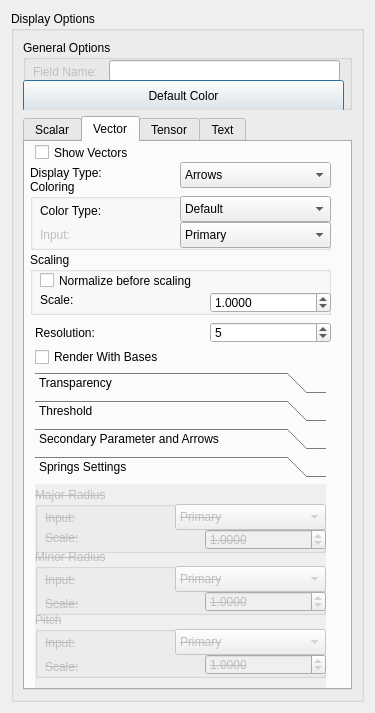
SCIInstitute/SCIRun, file src/Interface/Modules/Visualization/ShowFieldGlyphs.ui: the form before one commit.
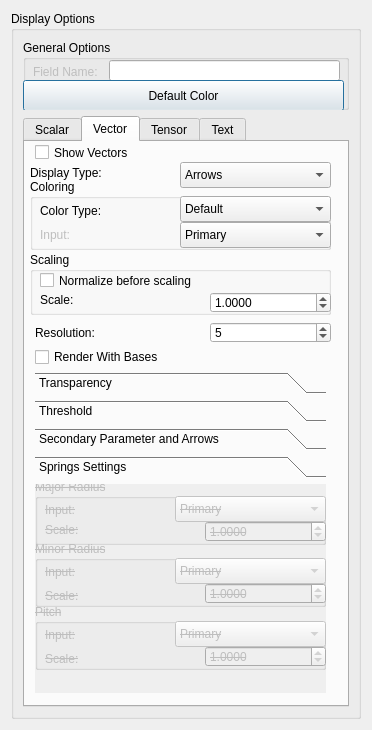
The form after the commit. The open tabs and pages were chosen to show the change.

Commit message: Fixed buttons, SFG spacing, and viewscene axis dropdown width

The edit to the form file:
```diff
--- a/src/Interface/Modules/Visualization/ShowFieldGlyphs.ui
+++ b/src/Interface/Modules/Visualization/ShowFieldGlyphs.ui
@@ -6,14 +6,14 @@
    <rect>
     <x>0</x>
     <y>0</y>
-    <width>375</width>
-    <height>713</height>
+    <width>372</width>
+    <height>730</height>
    </rect>
   </property>
   <property name="minimumSize">
    <size>
     <width>250</width>
-    <height>710</height>
+    <height>730</height>
    </size>
   </property>
   <property name="maximumSize">
@@ -1336,8 +1336,8 @@
               <rect>
                <x>0</x>
                <y>0</y>
-               <width>100</width>
-               <height>30</height>
+               <width>291</width>
+               <height>197</height>
               </rect>
              </property>
              <property name="font">
@@ -1355,7 +1355,7 @@
               <property name="geometry">
                <rect>
                 <x>0</x>
-                <y>3</y>
+                <y>-5</y>
                 <width>291</width>
                 <height>66</height>
                </rect>
@@ -1454,7 +1454,7 @@
               <property name="geometry">
                <rect>
                 <x>0</x>
-                <y>65</y>
+                <y>57</y>
                 <width>291</width>
                 <height>66</height>
                </rect>
@@ -1553,7 +1553,7 @@
               <property name="geometry">
                <rect>
                 <x>0</x>
-                <y>128</y>
+                <y>120</y>
                 <width>291</width>
                 <height>66</height>
                </rect>
@@ -2325,7 +2325,7 @@
            <x>0</x>
            <y>40</y>
            <width>321</width>
-           <height>32</height>
+           <height>31</height>
           </rect>
          </property>
          <property name="text">
```
Left out of the diff: 4 changed lines with no effect on the pictures. The commit also changes 2 other files.
